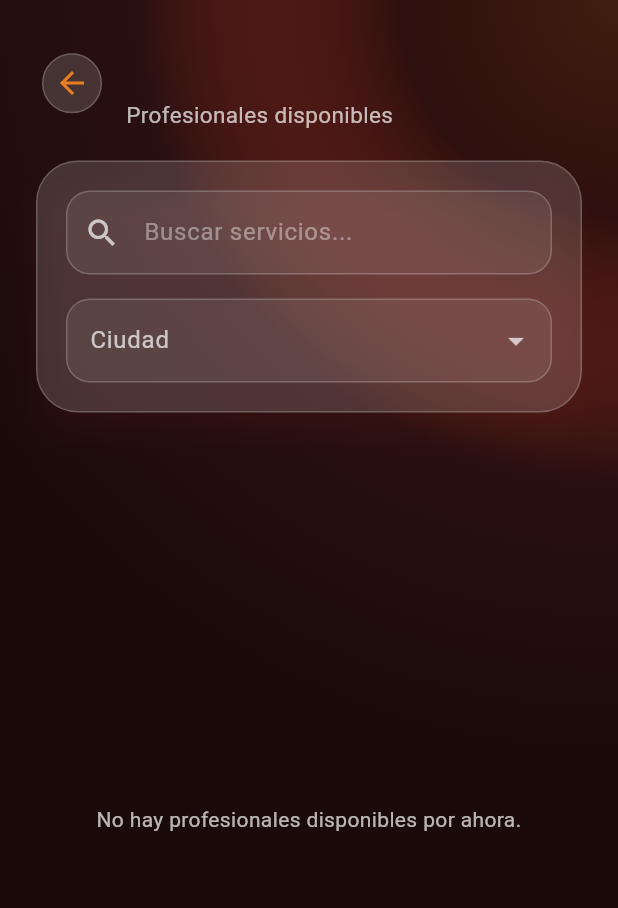
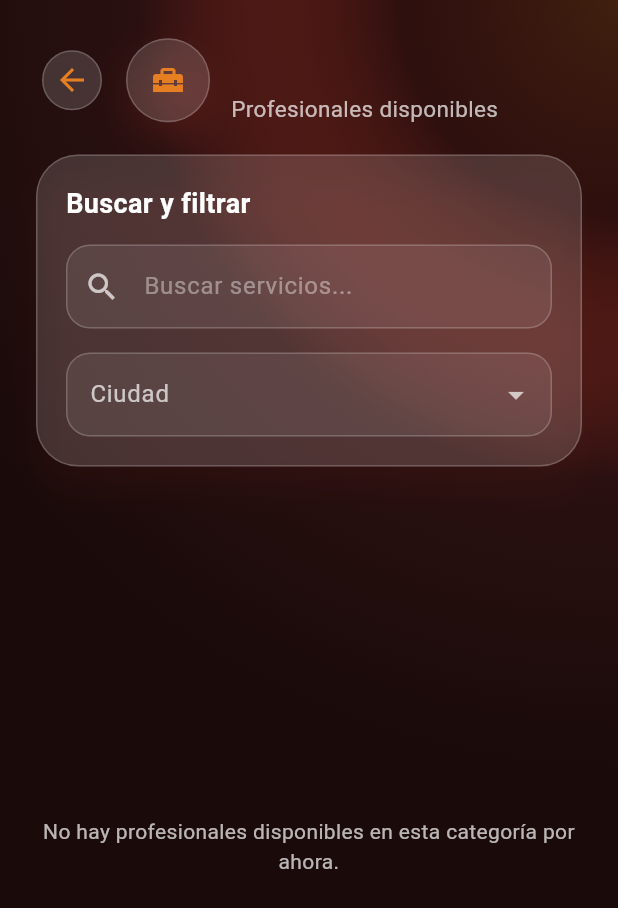
Before and after one commit to Nemsauce/app_profesionales, a Flutter app: the CategoryProfessionalsScreen screen opened directly with empty values, on a phone screen of 412 x 824 dp. Shown: the top 908 px of the screen. Run offline on Flutter 3.47's test engine with Material 3 defaults, Android fonts, the light colour scheme and no system bars; our stand-ins replace cloud_firestore, firebase_auth, firebase_core; accounts and stored records are empty.

Commit message:
Polish category professionals screen

```diff
--- a/lib/screens/category_professionals_screen.dart
+++ b/lib/screens/category_professionals_screen.dart
@@ -73,6 +73,33 @@ class _CategoryProfessionalsScreenState
     }).toList();
   }
 
+  IconData _iconForCategory(String category) {
+    switch (category) {
+      case 'Carpintería':
+        return Icons.handyman;
+      case 'Plomería':
+        return Icons.plumbing;
+      case 'Pintura':
+        return Icons.format_paint;
+      case 'Cerrajería':
+        return Icons.lock;
+      case 'Electricidad':
+        return Icons.electrical_services;
+      case 'Aires acondicionados':
+        return Icons.ac_unit;
+      case 'Jardinería':
+        return Icons.yard;
+      case 'Mudanzas':
+        return Icons.local_shipping;
+      case 'Limpieza':
+        return Icons.cleaning_services;
+      case 'Reformas':
+        return Icons.construction;
+      default:
+        return Icons.home_repair_service;
+    }
+  }
+
   Widget _buildHeader() {
     return Row(
       crossAxisAlignment: CrossAxisAlignment.center,
@@ -88,6 +115,27 @@ class _CategoryProfessionalsScreenState
           ),
         ),
         const SizedBox(width: 12),
+        Container(
+          height: 56,
+          width: 56,
+          decoration: BoxDecoration(
+            color: AppTheme.glassWhiteStrong,
+            shape: BoxShape.circle,
+            border: Border.all(color: AppTheme.glassBorder),
+            boxShadow: [
+              BoxShadow(
+                color: AppTheme.terracottaRed.withAlpha(40),
+                blurRadius: 20,
+                offset: const Offset(0, 10),
+              ),
+            ],
+          ),
+          child: Icon(
+            _iconForCategory(widget.category),
+            color: AppTheme.warmOrange,
+          ),
+        ),
+        const SizedBox(width: 14),
         Expanded(
           child: Column(
             crossAxisAlignment: CrossAxisAlignment.start,
@@ -96,7 +144,7 @@ class _CategoryProfessionalsScreenState
                 widget.category,
                 style: const TextStyle(
                   color: AppTheme.textWhite,
-                  fontSize: 26,
+                  fontSize: 24,
                   fontWeight: FontWeight.bold,
                 ),
               ),
@@ -126,6 +174,15 @@ class _CategoryProfessionalsScreenState
         child: Column(
           crossAxisAlignment: CrossAxisAlignment.stretch,
           children: [
+            const Text(
+              'Buscar y filtrar',
+              style: TextStyle(
+                color: AppTheme.textWhite,
+                fontSize: 18,
+                fontWeight: FontWeight.bold,
+              ),
+            ),
+            const SizedBox(height: 14),
             TextField(
               controller: _searchController,
               decoration: const InputDecoration(
@@ -191,13 +248,11 @@ class _CategoryProfessionalsScreenState
                     width: 46,
                     decoration: BoxDecoration(
                       color: AppTheme.terracottaRed.withAlpha(70),
-                      borderRadius: BorderRadius.circular(
-                        AppTheme.defaultRadius,
-                      ),
+                      shape: BoxShape.circle,
                       border: Border.all(color: AppTheme.glassBorder),
                     ),
-                    child: const Icon(
-                      Icons.home_repair_service,
+                    child: Icon(
+                      _iconForCategory(professional.category),
                       color: AppTheme.warmOrange,
                     ),
                   ),
@@ -300,7 +355,7 @@ class _CategoryProfessionalsScreenState
             child: Text(
               hasFilters
                   ? 'No hay profesionales disponibles con estos filtros.'
-                  : 'No hay profesionales disponibles por ahora.',
+                  : 'No hay profesionales disponibles en esta categoría por ahora.',
               style: const TextStyle(color: AppTheme.textWhiteMuted),
               textAlign: TextAlign.center,
             ),
```
